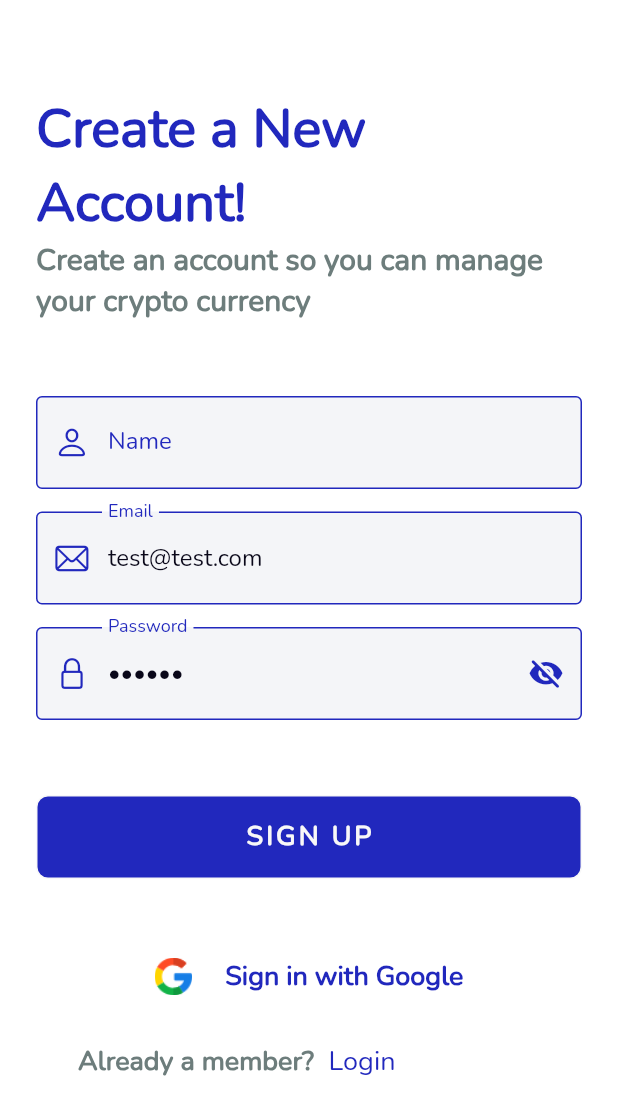
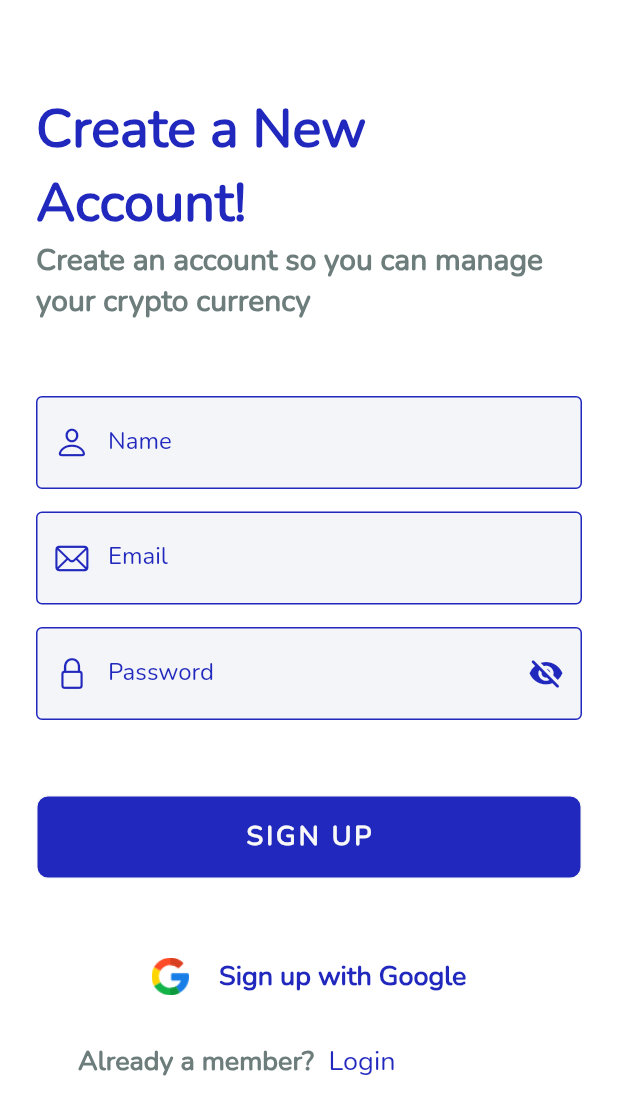
Before and after one commit to ashwanisng/Your-Coin, a Flutter app: the SignUpView screen opened by its route, on a phone screen of 412 x 824 dp. Shown: the top 1115 px of the screen. Run offline on Flutter 3.47's test engine with Material 2 defaults, Android fonts, the phone set to English and light mode, and no system bars; our stand-ins replace firebase_auth, firebase_core, flutter_svg, get, get_storage, google_sign_in and 1 more; missing offline and left inert: flutter_share; accounts and stored records are empty.

```diff
--- a/lib/app/global/firebase/bindings/binding.dart
+++ b/lib/app/global/firebase/bindings/binding.dart
@@ -15,10 +15,8 @@ class AllBinding extends Bindings {
 
     Get.lazyPut(() => FirebaseAuthController(), fenix: true);
     Get.lazyPut<HomeController>(() => HomeController(), fenix: true);
-    // Get.lazyPut(() => MarketController());
-    // Get.lazyPut(() => NewsController());
+
     Get.lazyPut<AboutController>(() => AboutController(), fenix: true);
-    // Get.put(() => AboutController(), permanent: true);
     Get.lazyPut(() => EntryController());
     Get.lazyPut<NewsController>(() => NewsController(), fenix: true);
 
--- a/lib/app/modules/about/bindings/about_binding.dart
+++ b/lib/app/modules/about/bindings/about_binding.dart
@@ -1,5 +1,4 @@
 import 'package:get/get.dart';
-import 'package:your_coin/app/global/firebase/controllers/firabse_auth.dart';
 
 import 'package:your_coin/app/modules/about/controllers/about_controller.dart';
 
--- a/lib/app/modules/entry/bindings/entry_binding.dart
+++ b/lib/app/modules/entry/bindings/entry_binding.dart
@@ -1,5 +1,4 @@
 import 'package:get/get.dart';
-import 'package:your_coin/app/global/firebase/controllers/firabse_auth.dart';
 
 import 'package:your_coin/app/modules/entry/controllers/entry_controller.dart';
 
@@ -7,8 +6,5 @@ class EntryBinding extends Bindings {
   @override
   void dependencies() {
     Get.put(EntryController(), permanent: true);
-    // Get.put(() => SignInController(), permanent: true);
-    // Get.lazyPut(() => FirebaseAuthController());
-    // Get.lazyPut(() => FirebaseAuthController());
   }
 }
--- a/lib/app/modules/home/bindings/home_binding.dart
+++ b/lib/app/modules/home/bindings/home_binding.dart
@@ -1,13 +1,10 @@
 import 'package:get/get.dart';
-import 'package:your_coin/app/global/firebase/controllers/firabse_auth.dart';
 import 'package:your_coin/app/modules/about/controllers/about_controller.dart';
-import 'package:your_coin/app/modules/entry/controllers/entry_controller.dart';
 
 import 'package:your_coin/app/modules/home/controllers/home_controller.dart';
 import 'package:your_coin/app/modules/market/controllers/market_controller.dart';
 import 'package:your_coin/app/modules/news/controllers/news_controller.dart';
 import 'package:your_coin/app/modules/news_web_view/controllers/news_web_view_controller.dart';
-import 'package:your_coin/app/modules/sign_in/controllers/sign_in_controller.dart';
 
 class HomeBinding extends Bindings {
   @override
--- a/lib/app/modules/home/views/home_view.dart
+++ b/lib/app/modules/home/views/home_view.dart
@@ -4,7 +4,6 @@ import 'package:flutter/material.dart';
 import 'package:get/get.dart';
 import 'package:your_coin/app/modules/about/views/about_view.dart';
 
-import 'package:your_coin/app/modules/home/controllers/home_controller.dart';
 import 'package:your_coin/app/modules/home/controllers/landing_page.dart';
 import 'package:your_coin/app/modules/home/views/widgets/home_screen.dart';
 import 'package:your_coin/app/modules/market/views/market_view.dart';
--- a/lib/app/modules/home/views/widgets/home_screen.dart
+++ b/lib/app/modules/home/views/widgets/home_screen.dart
@@ -3,7 +3,6 @@ import 'package:flutter/material.dart';
 import 'package:get/get.dart';
 import 'package:your_coin/app/enviroment/utils/env.dart';
 import 'package:your_coin/app/modules/home/controllers/home_controller.dart';
-import 'package:your_coin/app/modules/home/views/widgets/custom_card.dart';
 import 'package:your_coin/app/modules/home/views/widgets/custom_dialogbox.dart';
 
 class HomeScreenView extends GetView<HomeController> {
--- a/lib/app/modules/sign_in/views/sign_in_view.dart
+++ b/lib/app/modules/sign_in/views/sign_in_view.dart
@@ -5,7 +5,6 @@ import 'package:get/get.dart';
 import 'package:your_coin/app/enviroment/utils/env.dart';
 import 'package:your_coin/app/enviroment/widgets/custom_buttons.dart';
 import 'package:your_coin/app/global/firebase/controllers/firabse_auth.dart';
-import 'package:your_coin/app/modules/home/views/home_view.dart';
 
 import 'package:your_coin/app/modules/sign_in/controllers/sign_in_controller.dart';
 
--- a/lib/app/modules/sign_up/controllers/sign_up_controller.dart
+++ b/lib/app/modules/sign_up/controllers/sign_up_controller.dart
@@ -4,11 +4,9 @@ import 'package:get/get.dart';
 class SignUpController extends GetxController {
   //TODO: Implement SignUpController
 
-  TextEditingController emailController =
-      TextEditingController(text: "test@test.com");
+  TextEditingController emailController = TextEditingController();
   TextEditingController nameController = TextEditingController();
-  TextEditingController passwordController =
-      TextEditingController(text: "123456");
+  TextEditingController passwordController = TextEditingController();
 
   var isVisible = true.obs;
 
--- a/lib/app/modules/sign_up/views/sign_up_view.dart
+++ b/lib/app/modules/sign_up/views/sign_up_view.dart
@@ -227,8 +227,11 @@ class SignUpView extends GetView<SignUpController> {
                     SizedBox(
                       height: 40,
                     ),
-                    GestureDetector(
-                      onTap: () {},
+                    GetBuilder<FirebaseAuthController>(
+                      builder: (value) => GestureDetector(
+                        onTap: () {
+                          value.googleSignInMethod();
+                        },
                         child: Center(
                           child: Container(
                             height: 50,
@@ -248,15 +251,17 @@ class SignUpView extends GetView<SignUpController> {
                                   height: 25,
                                 ),
                                 Text(
-                                "Sign in with Google",
+                                  "Sign up with Google",
                                   style: TextStyle(
-                                  color: Theme.of(context).colorScheme.primary,
+                                    color:
+                                        Theme.of(context).colorScheme.primary,
                                     fontFamily: "Nunito",
                                     fontWeight: FontWeight.w700,
                                     fontSize: 18,
                                   ),
+                                )
+                              ],
                             ),
-                            ],
                           ),
                         ),
                       ),
```
Also changed, not shown: lib/app/global/firebase/controllers/firabse_auth.dart (+2 -6 lines), lib/app/modules/home/views/widgets/custom_card.dart (+4 -4 lines), lib/app/modules/sign_in/bindings/sign_in_binding.dart (+0 -13 lines), lib/app/modules/sign_in/controllers/sign_in_controller.dart (+2 -8 lines), 6 other files. Lines whose indentation alone changed are shown as unchanged.
